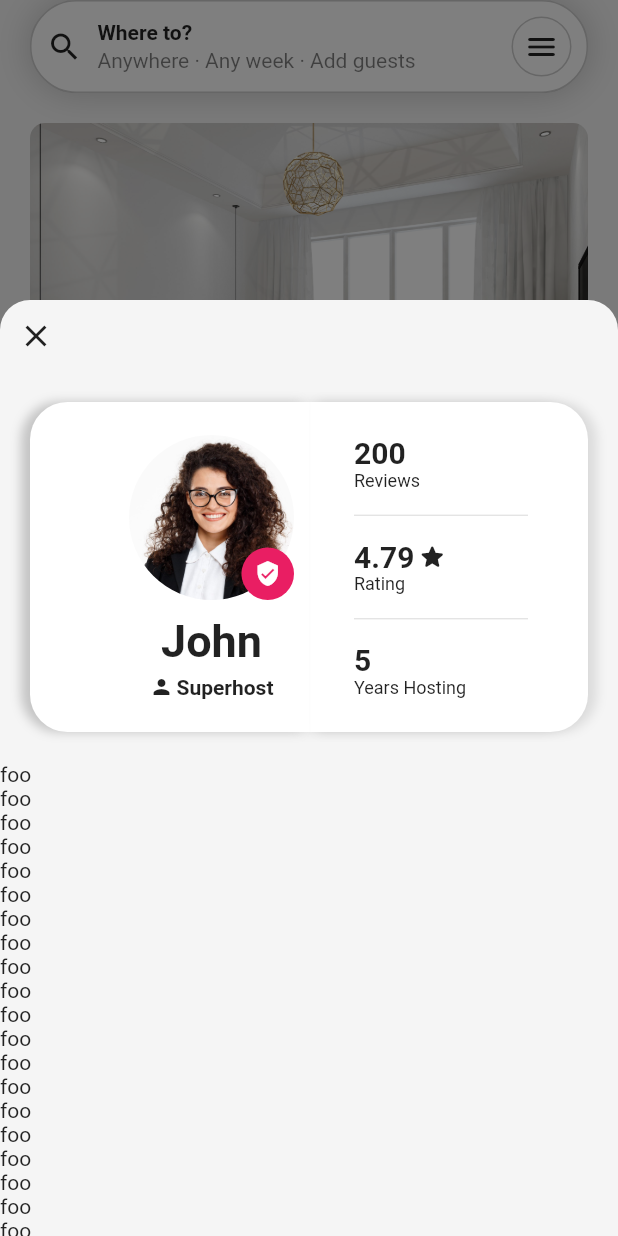
After one commit to Roaa94/flutter_airbnb_ui, a Flutter app: the screen it shows after launch, after a tap on "200", on a phone screen of 412 x 824 dp. The commit adds this screen. Run offline on Flutter 3.47's test engine with Material 2 defaults, Android fonts, the phone set to English and light mode, and no system bars.

Commit message:
hero animation works 🥳

```diff
--- a/lib/items.dart
+++ b/lib/items.dart
@@ -2,8 +2,9 @@ import 'package:flutter_airbnb_ui/models/listing.dart';
 
 const listings = [
   Listing(
+    id: 1,
     coverUrl: 'assets/images/listing-1.jpg',
-    landlordAvatarUrl: 'assets/images/person-3.jpeg',
+    landlordAvatarUrl: 'assets/images/person-1.jpeg',
     landlordName: 'John',
     title: 'Bright apartment in vibrant neighborhood',
     address: 'Berlin, Germany',
@@ -13,8 +14,9 @@ const listings = [
     price: 98,
   ),
   Listing(
+    id: 2,
     coverUrl: 'assets/images/listing-2.jpg',
-    landlordAvatarUrl: 'assets/images/person-2.jpeg',
+    landlordAvatarUrl: 'assets/images/person-3.jpeg',
     landlordName: 'Jane',
     title: 'Quiet apartment outside the city',
     address: 'Paris, France',
@@ -24,8 +26,9 @@ const listings = [
     price: 120,
   ),
   Listing(
+    id: 3,
     coverUrl: 'assets/images/listing-3.jpg',
-    landlordAvatarUrl: 'assets/images/person-2.jpeg',
+    landlordAvatarUrl: 'assets/images/person-1.jpeg',
     landlordName: 'Jane',
     title: 'Quiet apartment outside the city',
     address: 'Paris, France',
@@ -35,6 +38,7 @@ const listings = [
     price: 120,
   ),
   Listing(
+    id: 4,
     coverUrl: 'assets/images/listing-4.jpg',
     landlordAvatarUrl: 'assets/images/person-2.jpeg',
     landlordName: 'Jane',
@@ -46,8 +50,9 @@ const listings = [
     price: 120,
   ),
   Listing(
+    id: 5,
     coverUrl: 'assets/images/listing-5.jpg',
-    landlordAvatarUrl: 'assets/images/person-2.jpeg',
+    landlordAvatarUrl: 'assets/images/person-1.jpeg',
     landlordName: 'Jane',
     title: 'Quiet apartment outside the city',
     address: 'Paris, France',
@@ -57,8 +62,9 @@ const listings = [
     price: 120,
   ),
   Listing(
+    id: 6,
     coverUrl: 'assets/images/listing-6.jpg',
-    landlordAvatarUrl: 'assets/images/person-2.jpeg',
+    landlordAvatarUrl: 'assets/images/person-3.jpeg',
     landlordName: 'Jane',
     title: 'Quiet apartment outside the city',
     address: 'Paris, France',
--- a/lib/models/listing.dart
+++ b/lib/models/listing.dart
@@ -1,5 +1,6 @@
 class Listing {
   const Listing({
+    required this.id,
     required this.coverUrl,
     required this.landlordAvatarUrl,
     required this.landlordName,
@@ -11,6 +12,7 @@ class Listing {
     required this.price,
   });
 
+  final int id;
   final String coverUrl;
   final String landlordAvatarUrl;
   final String landlordName;
--- /dev/null
+++ b/lib/pages/listing_page.dart
@@ -0,0 +1,76 @@
+import 'package:flutter/material.dart';
+import 'package:flutter_airbnb_ui/models/listing.dart';
+import 'package:flutter_airbnb_ui/widgets/book_flip.dart';
+
+class ListingPage extends StatelessWidget {
+  const ListingPage(
+    this.listing, {
+    super.key,
+  });
+
+  final Listing listing;
+
+  @override
+  Widget build(BuildContext context) {
+    return Scaffold(
+      backgroundColor: Colors.transparent,
+      body: NotificationListener<ScrollNotification>(
+        onNotification: (ScrollNotification scrollNotification) {
+          if (scrollNotification.metrics.pixels < -40) {
+            // Navigator.of(context).pop();
+            return true;
+          }
+          return true;
+        },
+        child: SingleChildScrollView(
+          child: Column(
+            children: [
+              const SizedBox(height: 200),
+              Container(
+                decoration: BoxDecoration(
+                  color: Colors.grey.shade100,
+                  borderRadius: const BorderRadius.only(
+                    topLeft: Radius.circular(20),
+                    topRight: Radius.circular(20),
+                  ),
+                ),
+                child: Column(
+                  crossAxisAlignment: CrossAxisAlignment.start,
+                  children: [
+                    IconButton(
+                      onPressed: () => Navigator.of(context).pop(),
+                      icon: const Icon(Icons.close),
+                    ),
+                    Padding(
+                      padding: const EdgeInsets.all(20),
+                      child: Hero(
+                        tag: 'listing_hero_${listing.id}',
+                        flightShuttleBuilder: (
+                          BuildContext flightContext,
+                          Animation<double> animation,
+                          HeroFlightDirection flightDirection,
+                          BuildContext fromHeroContext,
+                          BuildContext toHeroContext,
+                        ) {
+                          return BookFlip(
+                            listing,
+                            parentAnimation: animation,
+                          );
+                        },
+                        child: BookFlip(
+                          listing,
+                          initialFlipProgress: 1,
+                        ),
+                      ),
+                    ),
+                    ...List.generate(100, (index) => Text('foo')),
+                  ],
+                ),
+              ),
+            ],
+          ),
+        ),
+      ),
+    );
+  }
+}
--- a/lib/widgets/book_flip.dart
+++ b/lib/widgets/book_flip.dart
@@ -10,9 +10,13 @@ class BookFlip extends StatefulWidget {
   const BookFlip(
     this.listing, {
     super.key,
+    this.initialFlipProgress = 0,
+    this.parentAnimation,
   });
 
   final Listing listing;
+  final double initialFlipProgress;
+  final Animation<double>? parentAnimation;
 
   @override
   State<BookFlip> createState() => _BookFlipState();
@@ -21,6 +25,7 @@ class BookFlip extends StatefulWidget {
 class _BookFlipState extends State<BookFlip>
     with SingleTickerProviderStateMixin {
   late final AnimationController _animationController;
+  late final Animation<double> _curvedAnimation;
   late final Animation<double> _flipAnimation;
   late final Animation<double> _scaleAnimation;
 
@@ -30,13 +35,17 @@ class _BookFlipState extends State<BookFlip>
     _animationController = AnimationController(
       vsync: this,
       duration: const Duration(milliseconds: 500),
+      value: widget.initialFlipProgress,
     );
-    _flipAnimation = Tween<double>(begin: 1, end: 0).animate(
-      CurvedAnimation(parent: _animationController, curve: Curves.easeInOut),
+
+    _curvedAnimation = CurvedAnimation(
+      parent: widget.parentAnimation ?? _animationController,
+      curve: Curves.easeOut,
     );
-    _scaleAnimation = Tween<double>(begin: 0.45, end: 1).animate(
-      CurvedAnimation(parent: _animationController, curve: Curves.easeInOut),
-    );
+
+    _flipAnimation = Tween<double>(begin: 1, end: 0).animate(_curvedAnimation);
+    _scaleAnimation =
+        Tween<double>(begin: 0.45, end: 1).animate(_curvedAnimation);
   }
 
   @override
@@ -47,8 +56,10 @@ class _BookFlipState extends State<BookFlip>
 
   @override
   Widget build(BuildContext context) {
-    return AnimatedBuilder(
-      animation: _animationController,
+    return Material(
+      color: Colors.transparent,
+      child: AnimatedBuilder(
+        animation: _curvedAnimation,
         builder: (context, child) {
           return Transform.scale(
             scale: _scaleAnimation.value,
@@ -67,7 +78,7 @@ class _BookFlipState extends State<BookFlip>
                     Expanded(
                       child: Transform(
                         transform: Matrix4.identity()
-                        ..setEntry(3, 2, 0.001)
+                          ..setEntry(3, 2, 0.0015)
                           ..rotateY(-pi * _flipAnimation.value),
                         alignment: Alignment.centerRight,
                         child: Stack(
@@ -95,6 +106,7 @@ class _BookFlipState extends State<BookFlip>
             ),
           );
         },
+      ),
     );
   }
 }
--- a/lib/widgets/listing_item.dart
+++ b/lib/widgets/listing_item.dart
@@ -1,5 +1,6 @@
 import 'package:flutter/material.dart';
 import 'package:flutter_airbnb_ui/models/listing.dart';
+import 'package:flutter_airbnb_ui/pages/listing_page.dart';
 import 'package:flutter_airbnb_ui/widgets/book_flip.dart';
 
 class ListingItem extends StatelessWidget {
@@ -19,6 +20,40 @@ class ListingItem extends StatelessWidget {
         children: [
           SizedBox(
             height: 300,
+            child: GestureDetector(
+              onTap: () {
+                Navigator.of(context).push(
+                  PageRouteBuilder(
+                    transitionDuration: const Duration(milliseconds: 500),
+                    reverseTransitionDuration:
+                        const Duration(milliseconds: 500),
+                    pageBuilder:
+                        (BuildContext context, Animation<double> animation, _) {
+                      return ListingPage(listing);
+                    },
+                    transitionsBuilder: (BuildContext context,
+                        Animation<double> animation, _, Widget child) {
+                      final offsetAnimation = Tween<Offset>(
+                        begin: const Offset(0, 1),
+                        end: const Offset(0, 0),
+                      ).animate(
+                        CurvedAnimation(
+                          parent: animation,
+                          curve: Curves.easeOut,
+                        ),
+                      );
+
+                      return SlideTransition(
+                        position: offsetAnimation,
+                        child: child,
+                      );
+                    },
+                    opaque: false,
+                    barrierDismissible: true,
+                    barrierColor: Colors.black.withOpacity(0.5),
+                  ),
+                );
+              },
               child: Stack(
                 children: [
                   Positioned.fill(
@@ -34,9 +69,13 @@ class ListingItem extends StatelessWidget {
                     bottom: 25,
                     left: 25,
                     right: 0,
+                    child: Hero(
+                      tag: 'listing_hero_${listing.id}',
                       child: BookFlip(listing),
                     ),
+                  ),
                 ],
+              ),
             ),
           ),
           const SizedBox(height: 10),
```
Lines whose indentation alone changed are shown as unchanged.
